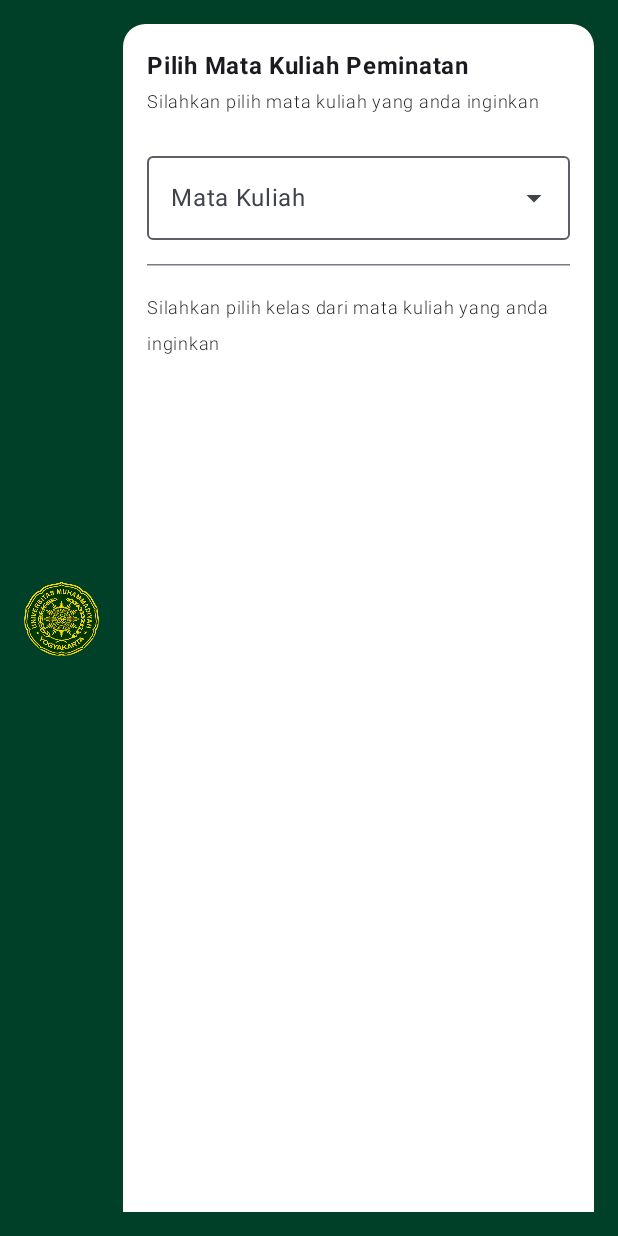
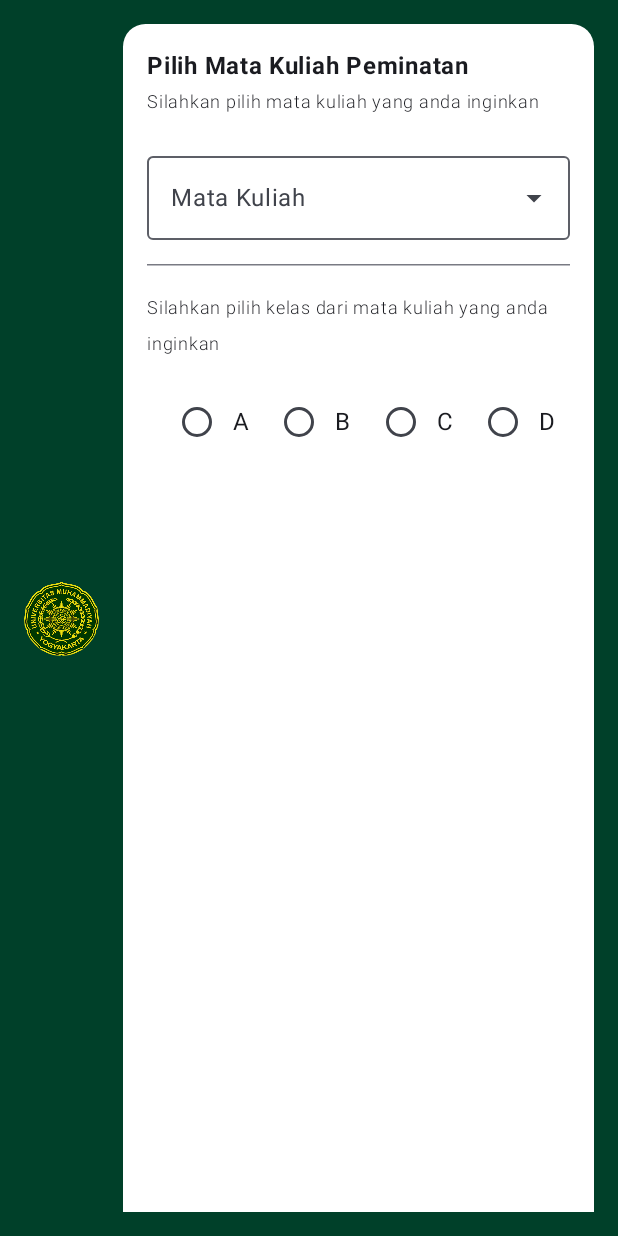
Before and after one commit to mddhafa/Quest6_064, an Android app built with Jetpack Compose: the composable RencanaStudyView shown on its own in the app's theme, on a phone screen of 412 x 824 dp. Run offline under Robolectric (Android 15) with nearby library versions, the phone set to English and light mode, and no system bars.

```diff
--- a/app/src/main/java/com/example/minggu7/data/RuangKelas.kt
+++ b/app/src/main/java/com/example/minggu7/data/RuangKelas.kt
@@ -1,7 +1,7 @@
 package com.example.minggu7.data
 
 object RuangKelas {
-    val listKelas = listOf(
+    val kelas = listOf(
         "A",
         "B",
         "C",
--- a/app/src/main/java/com/example/minggu7/ui/screen/RencanaStudyView.kt
+++ b/app/src/main/java/com/example/minggu7/ui/screen/RencanaStudyView.kt
@@ -14,6 +14,7 @@ import androidx.compose.foundation.layout.size
 import androidx.compose.foundation.shape.CircleShape
 import androidx.compose.foundation.shape.RoundedCornerShape
 import androidx.compose.material3.HorizontalDivider
+import androidx.compose.material3.RadioButton
 import androidx.compose.material3.Text
 import androidx.compose.runtime.Composable
 import androidx.compose.runtime.getValue
@@ -31,6 +32,7 @@ import androidx.compose.ui.unit.dp
 import androidx.compose.ui.unit.sp
 import com.example.minggu7.R
 import com.example.minggu7.data.MataKuliah
+import com.example.minggu7.data.RuangKelas
 import com.example.minggu7.model.RencanaStudy
 import com.example.minggu7.model.mahasiswa
 import com.example.minggu7.ui.widget.DynamicSelectedField
@@ -124,7 +126,15 @@ fun RencanaStudyView(
                     Row (modifier = Modifier.fillMaxWidth(),
                         horizontalArrangement = Arrangement.SpaceEvenly)
                     {
-
+                        RuangKelas.kelas.forEach{data ->
+                            Row(verticalAlignment = Alignment.CenterVertically){
+                                RadioButton(
+                                    selected = pilihKelas == data,
+                                    onClick = {pilihKelas = data}
+                                )
+                                Text(data)
+                            }
+                        }
                     }
                 }
 
```
